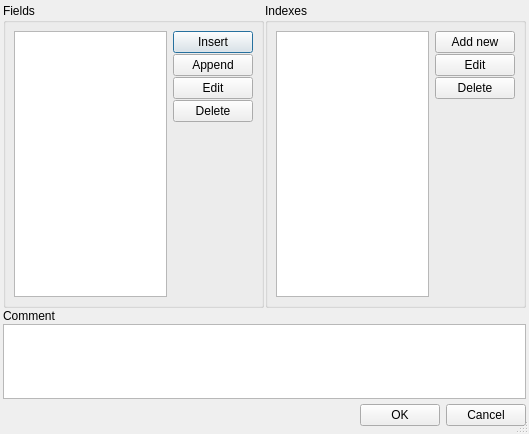
Above: tools/qsqlmon/src/dlgaltertable.ui from Quick-Event/quickbox before the change. Below: the same form after it.
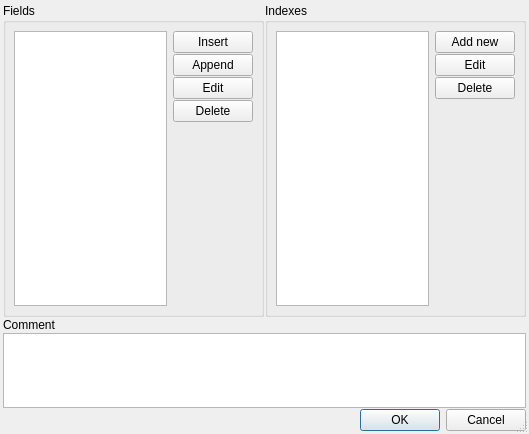
That is the form after the change.

What changed in the file:
```diff
--- a/tools/qsqlmon/src/dlgaltertable.ui
+++ b/tools/qsqlmon/src/dlgaltertable.ui
@@ -224,54 +224,15 @@
     </widget>
    </item>
    <item>
-    <layout class="QHBoxLayout" >
-     <property name="spacing" >
-      <number>6</number>
+    <widget class="QDialogButtonBox" name="buttonBox">
+     <property name="standardButtons">
+      <set>QDialogButtonBox::Cancel|QDialogButtonBox::Ok</set>
      </property>
-     <property name="leftMargin" >
-      <number>0</number>
-     </property>
-     <property name="topMargin" >
-      <number>0</number>
-     </property>
-     <property name="rightMargin" >
-      <number>0</number>
-     </property>
-     <property name="bottomMargin" >
-      <number>0</number>
-     </property>
-     <item>
-      <spacer>
-       <property name="orientation" >
-        <enum>Qt::Horizontal</enum>
-       </property>
-       <property name="sizeHint" >
-        <size>
-         <width>131</width>
-         <height>31</height>
-        </size>
-       </property>
-      </spacer>
-     </item>
-     <item>
-      <widget class="QPushButton" name="btOk" >
-       <property name="text" >
-        <string>OK</string>
-       </property>
-      </widget>
-     </item>
-     <item>
-      <widget class="QPushButton" name="btCancel" >
-       <property name="text" >
-        <string>Cancel</string>
-       </property>
-      </widget>
-     </item>
-    </layout>
+    </widget>
    </item>
   </layout>
  </widget>
- <layoutdefault spacing="1" margin="3" />
+ <layoutdefault spacing="1" margin="3"/>
  <resources/>
  <connections>
   <connection>
```
Left out of the diff: 163 changed lines with no effect on the pictures.
